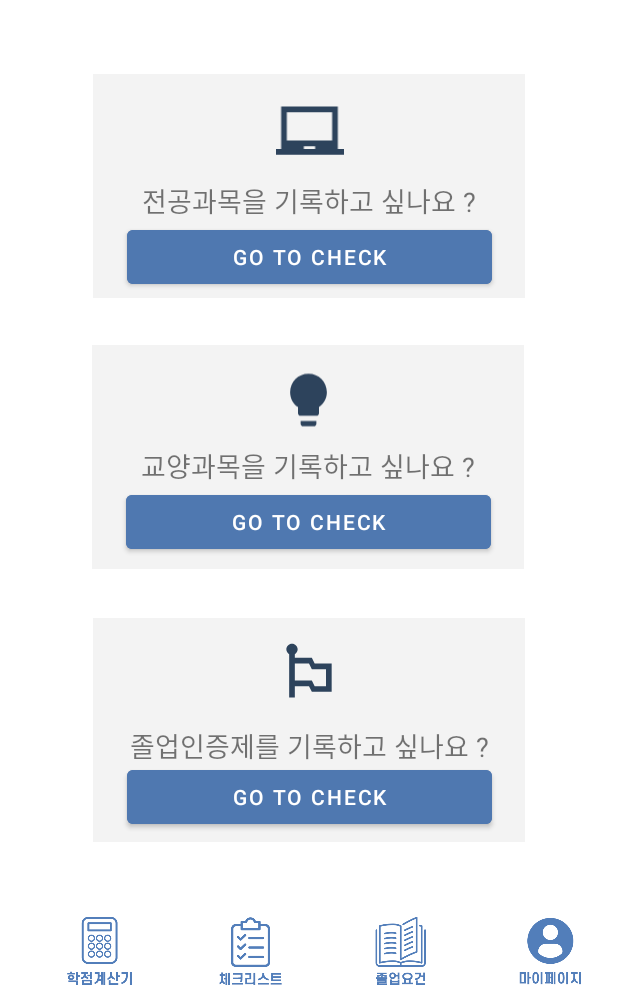
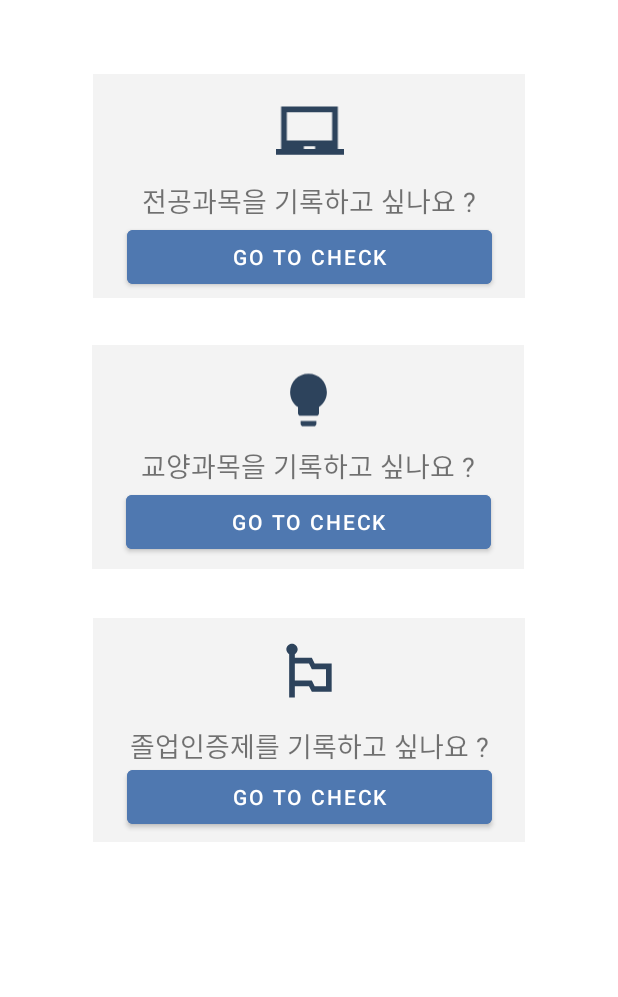
Before and after one commit to Joo-sung-jun/3G_Application, an Android app: the Checklist screen opened directly, with no data from a screen before it, on a phone screen of 412 x 824 dp, the part 239-1236 px from its top. Run offline under Robolectric (Android 15) with nearby library versions, the phone set to English and light mode, and no system bars; 4 statements that could not run were skipped.

Commit message:
전체적으로 조금씩 수정

```diff
--- a/app/src/main/AndroidManifest.xml
+++ b/app/src/main/AndroidManifest.xml
@@ -15,19 +15,19 @@
         android:usesCleartextTraffic="true">
 
         <activity android:name=".SubActivity"></activity>
-        <activity android:name=".Logout" />
+        <activity android:name=".Logout">
+        <intent-filter>
+            <action android:name="android.intent.action.MAIN" />
+
+            <category android:name="android.intent.category.LAUNCHER" />
+        </intent-filter>
+        </activity>
         <activity android:name=".Change" />
         <activity android:name=".Checklist_jeongong" />
         <activity android:name=".Mypage" />
         <activity android:name=".Ppt" />
         <activity android:name=".Checklist" />
-        <activity android:name=".Calculator">
-            <intent-filter>
-                <action android:name="android.intent.action.MAIN" />
-
-                <category android:name="android.intent.category.LAUNCHER" />
-            </intent-filter>
-        </activity>
+        <activity android:name=".Calculator" />
 
         <meta-data
             android:name="com.kakao.sdk.AppKey"
--- a/app/src/main/res/layout/activity_change.xml
+++ b/app/src/main/res/layout/activity_change.xml
@@ -5,7 +5,6 @@
     android:layout_width="match_parent"
     android:layout_height="match_parent"
     tools:context=".Change">
-
 
     <LinearLayout
         android:id="@+id/linearLayout"
--- a/app/src/main/res/layout/activity_checklist.xml
+++ b/app/src/main/res/layout/activity_checklist.xml
@@ -168,57 +168,4 @@
             app:layout_constraintVertical_bias="0.931" />
     </androidx.constraintlayout.widget.ConstraintLayout>
 
-    <LinearLayout
-        android:id="@+id/linearLayout"
-        android:layout_width="395dp"
-        android:layout_height="63dp"
-        android:layout_marginTop="186dp"
-        android:orientation="horizontal"
-        app:layout_constraintBottom_toBottomOf="parent"
-        app:layout_constraintEnd_toEndOf="parent"
-        app:layout_constraintHorizontal_bias="1.0"
-        app:layout_constraintStart_toStartOf="parent"
-        app:layout_constraintVertical_bias="0.666">
-
-        <ImageButton
-            android:id="@+id/btn_calculator"
-            android:layout_width="100dp"
-            android:layout_height="66dp"
-            android:padding="15dp"
-            android:scaleType="centerCrop"
-            app:srcCompat="@drawable/calculator_icon"
-            tools:ignore="MissingConstraints"
-            android:background="@android:color/transparent" />
-
-        <ImageButton
-            android:id="@+id/btn_checklist"
-            android:layout_width="100dp"
-            android:layout_height="66dp"
-            android:padding="15dp"
-            android:scaleType="centerCrop"
-            app:srcCompat="@drawable/checklist_icon"
-            tools:ignore="MissingConstraints"
-            android:background="@android:color/transparent" />
-
-        <ImageButton
-            android:id="@+id/btn_ppt"
-            android:layout_width="100dp"
-            android:layout_height="66dp"
-            android:padding="15dp"
-            android:scaleType="centerCrop"
-            app:srcCompat="@drawable/ppt_icon"
-            tools:ignore="MissingConstraints"
-            android:background="@android:color/transparent" />
-
-        <ImageButton
-            android:id="@+id/btn_mypage"
-            android:layout_width="100dp"
-            android:layout_height="66dp"
-            android:padding="15dp"
-            android:scaleType="centerCrop"
-            app:srcCompat="@drawable/mypage_icon"
-            tools:ignore="MissingConstraints"
-            android:background="@android:color/transparent" />
-    </LinearLayout>
-
 </androidx.constraintlayout.widget.ConstraintLayout>
--- a/app/src/main/res/layout/activity_logout.xml
+++ b/app/src/main/res/layout/activity_logout.xml
@@ -8,8 +8,8 @@
 
     <ImageView
         android:id="@+id/imageView"
-        android:layout_width="177dp"
-        android:layout_height="295dp"
+        android:layout_width="138dp"
+        android:layout_height="229dp"
         android:layout_marginTop="116dp"
         app:layout_constraintEnd_toEndOf="parent"
         app:layout_constraintHorizontal_bias="0.501"
@@ -18,12 +18,14 @@
         app:srcCompat="@drawable/logo" />
 
     <com.kakao.usermgmt.LoginButton
-        android:layout_width="565dp"
-        android:layout_height="104dp"
+        android:layout_width="340dp"
+        android:layout_height="86dp"
         app:layout_constraintBottom_toBottomOf="parent"
         app:layout_constraintEnd_toEndOf="parent"
+        app:layout_constraintHorizontal_bias="0.49"
         app:layout_constraintStart_toStartOf="parent"
-        app:layout_constraintTop_toBottomOf="@+id/imageView" />
-
+        app:layout_constraintTop_toBottomOf="@+id/imageView"
+        app:layout_constraintVertical_bias="0.409"
+        tools:ignore="MissingClass" />
 
 </androidx.constraintlayout.widget.ConstraintLayout>
```
